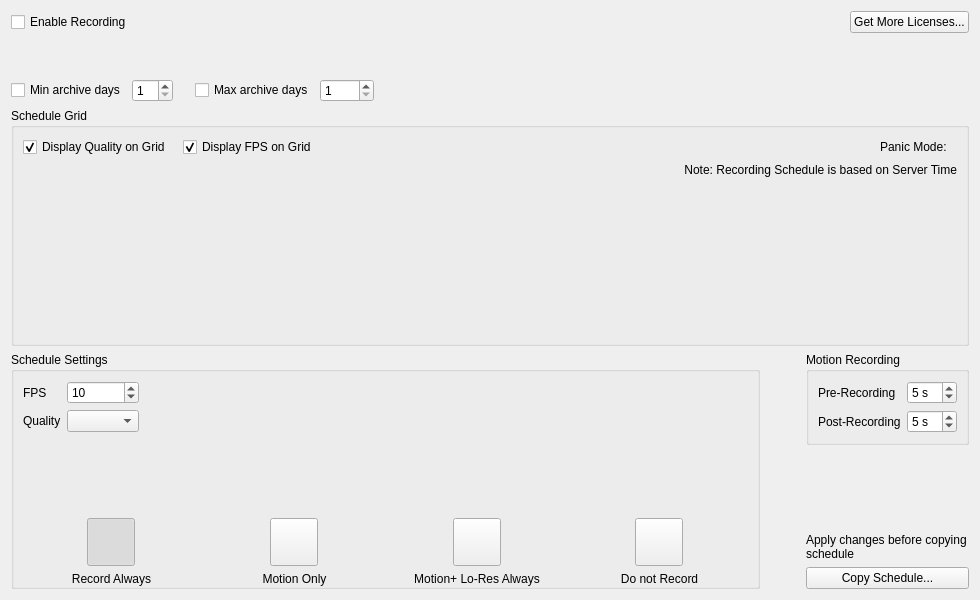
This is client/src/ui/widgets/properties/camera_schedule_widget.ui in networkoptix/nx_open as Qt 5 draws it before an edit. The edited form follows.
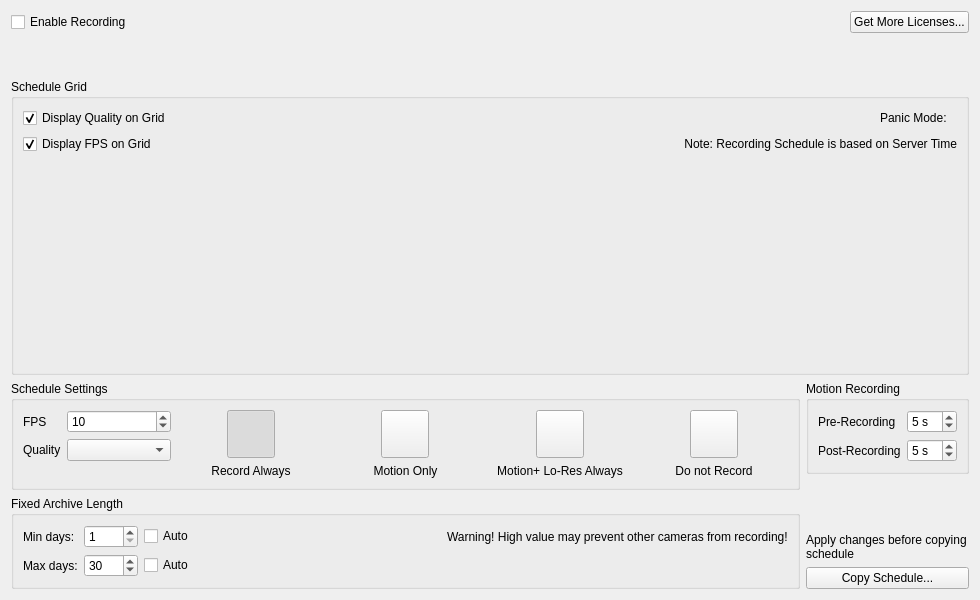
This is the edited form. Custom widgets are drawn as their Qt base class.

Commit message:
Improving schedule dialog...
<==== Mercurial data ====>
Branch: max_archive

The edit to the form file:
```diff
--- a/client/src/ui/widgets/properties/camera_schedule_widget.ui
+++ b/client/src/ui/widgets/properties/camera_schedule_widget.ui
@@ -19,7 +19,7 @@
   <property name="windowTitle">
    <string>Camera Schedule Editor</string>
   </property>
-  <layout class="QVBoxLayout" name="verticalLayout_6">
+  <layout class="QVBoxLayout" name="verticalLayout_6" stretch="0,0,0,1,0">
    <item>
     <layout class="QHBoxLayout" name="horizontalLayout_2">
      <item>
@@ -75,84 +75,14 @@
      </property>
     </widget>
    </item>
-   <item>
-    <layout class="QGridLayout" name="gridLayout">
-     <item row="0" column="4">
-      <widget class="QSpinBox" name="spinBoxMaxDays">
-       <property name="minimum">
-        <number>1</number>
-       </property>
-       <property name="maximum">
-        <number>9999</number>
-       </property>
-      </widget>
-     </item>
-     <item row="0" column="5">
-      <spacer name="horizontalSpacer_5">
-       <property name="orientation">
-        <enum>Qt::Horizontal</enum>
-       </property>
-       <property name="sizeHint" stdset="0">
-        <size>
-         <width>40</width>
-         <height>20</height>
-        </size>
-       </property>
-      </spacer>
-     </item>
-     <item row="0" column="0">
-      <widget class="QCheckBox" name="checkBoxMinArchive">
-       <property name="text">
-        <string>Min archive days</string>
-       </property>
-      </widget>
-     </item>
-     <item row="0" column="1">
-      <widget class="QSpinBox" name="spinBoxMinDays">
-       <property name="minimum">
-        <number>1</number>
-       </property>
-      </widget>
-     </item>
-     <item row="0" column="2">
-      <spacer name="horizontalSpacer_8">
-       <property name="orientation">
-        <enum>Qt::Horizontal</enum>
-       </property>
-       <property name="sizeType">
-        <enum>QSizePolicy::Fixed</enum>
-       </property>
-       <property name="sizeHint" stdset="0">
-        <size>
-         <width>16</width>
-         <height>20</height>
-        </size>
-       </property>
-      </spacer>
-     </item>
-     <item row="0" column="3">
-      <widget class="QCheckBox" name="checkBoxMaxArchive">
-       <property name="text">
-        <string>Max archive days</string>
-       </property>
-      </widget>
-     </item>
-    </layout>
-   </item>
    <item>
     <widget class="QGroupBox" name="scheduleGridGroupBox">
      <property name="title">
       <string>Schedule Grid</string>
      </property>
-     <property name="flat">
-      <bool>true</bool>
-     </property>
-     <layout class="QVBoxLayout" name="verticalLayout_7" stretch="0,0,1">
-      <property name="leftMargin">
-       <number>9</number>
-      </property>
+     <layout class="QVBoxLayout" name="scheduleGridLayout" stretch="0,0,1">
       <item>
-       <layout class="QHBoxLayout" name="horizontalLayout_5">
+       <layout class="QHBoxLayout" name="horizontalLayout_5" stretch="1,0,0">
         <property name="spacing">
          <number>0</number>
         </property>
@@ -167,46 +97,7 @@
          </widget>
         </item>
         <item>
-         <spacer name="horizontalSpacer_7">
-          <property name="orientation">
-           <enum>Qt::Horizontal</enum>
-          </property>
-          <property name="sizeType">
-           <enum>QSizePolicy::Fixed</enum>
-          </property>
-          <property name="sizeHint" stdset="0">
-           <size>
-            <width>12</width>
-            <height>20</height>
-           </size>
-          </property>
-         </spacer>
-        </item>
-        <item>
-         <widget class="QCheckBox" name="displayFpsCheckBox">
-          <property name="text">
-           <string>Display FPS on Grid</string>
-          </property>
-          <property name="checked">
-           <bool>true</bool>
-          </property>
-         </widget>
-        </item>
-        <item>
-         <spacer name="horizontalSpacer_4">
-          <property name="orientation">
-           <enum>Qt::Horizontal</enum>
-          </property>
-          <property name="sizeHint" stdset="0">
-           <size>
-            <width>40</width>
-            <height>20</height>
-           </size>
-          </property>
-         </spacer>
-        </item>
-        <item>
-         <widget class="QLabel" name="label_3">
+         <widget class="QLabel" name="panicModeTitleLabel">
           <property name="text">
            <string>Panic Mode: </string>
           </property>
@@ -222,14 +113,28 @@
        </layout>
       </item>
       <item>
-       <widget class="QLabel" name="label_5">
-        <property name="text">
-         <string>Note: Recording Schedule is based on Server Time</string>
-        </property>
-        <property name="alignment">
-         <set>Qt::AlignRight|Qt::AlignTrailing|Qt::AlignVCenter</set>
-        </property>
-       </widget>
+       <layout class="QHBoxLayout" name="horizontalLayout_11" stretch="1,0">
+        <item>
+         <widget class="QCheckBox" name="displayFpsCheckBox">
+          <property name="text">
+           <string>Display FPS on Grid</string>
+          </property>
+          <property name="checked">
+           <bool>true</bool>
+          </property>
+         </widget>
+        </item>
+        <item>
+         <widget class="QLabel" name="label_5">
+          <property name="text">
+           <string>Note: Recording Schedule is based on Server Time</string>
+          </property>
+          <property name="alignment">
+           <set>Qt::AlignRight|Qt::AlignTrailing|Qt::AlignVCenter</set>
+          </property>
+         </widget>
+        </item>
+       </layout>
       </item>
       <item>
        <widget class="QnScheduleGridWidget" name="gridWidget" native="true">
@@ -242,18 +147,18 @@
     </widget>
    </item>
    <item>
-    <layout class="QHBoxLayout" name="horizontalLayout" stretch="1,0,0">
+    <layout class="QHBoxLayout" name="horizontalLayout" stretch="1,0">
      <item>
-      <widget class="QGroupBox" name="settingsGroupBox">
-       <property name="title">
-        <string>Schedule Settings</string>
-       </property>
-       <layout class="QVBoxLayout" name="verticalLayout_4" stretch="0,1,0">
-        <property name="bottomMargin">
-         <number>0</number>
-        </property>
-        <item>
-         <layout class="QHBoxLayout" name="horizontalLayout_4">
+      <layout class="QVBoxLayout" name="verticalLayout_8">
+       <item>
+        <widget class="QGroupBox" name="settingsGroupBox">
+         <property name="title">
+          <string>Schedule Settings</string>
+         </property>
+         <layout class="QHBoxLayout" name="horizontalLayout_4" stretch="0,0,0,0,0">
+          <property name="bottomMargin">
+           <number>9</number>
+          </property>
           <item>
            <layout class="QFormLayout" name="formLayout">
             <property name="fieldGrowthPolicy">
@@ -299,36 +204,6 @@
            </layout>
           </item>
           <item>
-           <spacer name="horizontalSpacer_2">
-            <property name="orientation">
-             <enum>Qt::Horizontal</enum>
-            </property>
-            <property name="sizeHint" stdset="0">
-             <size>
-              <width>40</width>
-              <height>20</height>
-             </size>
-            </property>
-           </spacer>
-          </item>
-         </layout>
-        </item>
-        <item>
-         <spacer name="verticalSpacer_2">
-          <property name="orientation">
-           <enum>Qt::Vertical</enum>
-          </property>
-          <property name="sizeHint" stdset="0">
-           <size>
-            <width>20</width>
-            <height>10</height>
-           </size>
-          </property>
-         </spacer>
-        </item>
-        <item>
-         <layout class="QHBoxLayout" name="horizontalLayout_9">
-          <item>
            <layout class="QVBoxLayout" name="verticalLayout">
             <item>
              <layout class="QHBoxLayout" name="horizontalLayout_3">
@@ -564,22 +439,110 @@
            </layout>
           </item>
          </layout>
-        </item>
-       </layout>
-      </widget>
-     </item>
-     <item>
-      <spacer name="horizontalSpacer_3">
-       <property name="orientation">
-        <enum>Qt::Horizontal</enum>
-       </property>
-       <property name="sizeHint" stdset="0">
-        <size>
-         <width>40</width>
-         <height>20</height>
-        </size>
-       </property>
-      </spacer>
+        </widget>
+       </item>
+       <item>
+        <widget class="QGroupBox" name="archiveGroupBox">
+         <property name="title">
+          <string>Fixed Archive Length</string>
+         </property>
+         <layout class="QFormLayout" name="formLayout_2">
+          <item row="0" column="1">
+           <layout class="QHBoxLayout" name="horizontalLayout_9">
+            <item>
+             <widget class="QSpinBox" name="spinBoxMinDays">
+              <property name="minimum">
+               <number>1</number>
+              </property>
+              <property name="maximum">
+               <number>1000</number>
+              </property>
+             </widget>
+            </item>
+            <item>
+             <widget class="QCheckBox" name="checkBoxMinArchive">
+              <property name="text">
+               <string>Auto</string>
+              </property>
+             </widget>
+            </item>
+            <item>
+             <spacer name="horizontalSpacer_2">
+              <property name="orientation">
+               <enum>Qt::Horizontal</enum>
+              </property>
+              <property name="sizeHint" stdset="0">
+               <size>
+                <width>40</width>
+                <height>20</height>
+               </size>
+              </property>
+             </spacer>
+            </item>
+            <item>
+             <widget class="QLabel" name="minArchiveDaysWarningLabel">
+              <property name="text">
+               <string>Warning! High value may prevent other cameras from recording!</string>
+              </property>
+             </widget>
+            </item>
+           </layout>
+          </item>
+          <item row="1" column="1">
+           <layout class="QHBoxLayout" name="horizontalLayout_10">
+            <item>
+             <widget class="QSpinBox" name="spinBoxMaxDays">
+              <property name="minimum">
+               <number>1</number>
+              </property>
+              <property name="maximum">
+               <number>9999</number>
+              </property>
+              <property name="value">
+               <number>30</number>
+              </property>
+             </widget>
+            </item>
+            <item>
+             <widget class="QCheckBox" name="checkBoxMaxArchive">
+              <property name="text">
+               <string>Auto</string>
+              </property>
+             </widget>
+            </item>
+            <item>
+             <spacer name="horizontalSpacer_5">
+              <property name="orientation">
+               <enum>Qt::Horizontal</enum>
+              </property>
+              <property name="sizeHint" stdset="0">
+               <size>
+                <width>40</width>
+                <height>20</height>
+               </size>
+              </property>
+             </spacer>
+            </item>
+           </layout>
+          </item>
+          <item row="0" column="0">
+           <widget class="QLabel" name="label_7">
+            <property name="text">
+             <string>Min days:</string>
+            </property>
+           </widget>
+          </item>
+          <item row="1" column="0">
+           <widget class="QLabel" name="label_6">
+            <property name="text">
+             <string>Max days:</string>
+            </property>
+           </widget>
+          </item>
+         </layout>
+        </widget>
+       </item>
+      </layout>
      </item>
      <item>
       <layout class="QVBoxLayout" name="verticalLayout_5">
```
Left out of the diff: 18 changed lines with no effect on the pictures. The commit also changes 1 other file.
